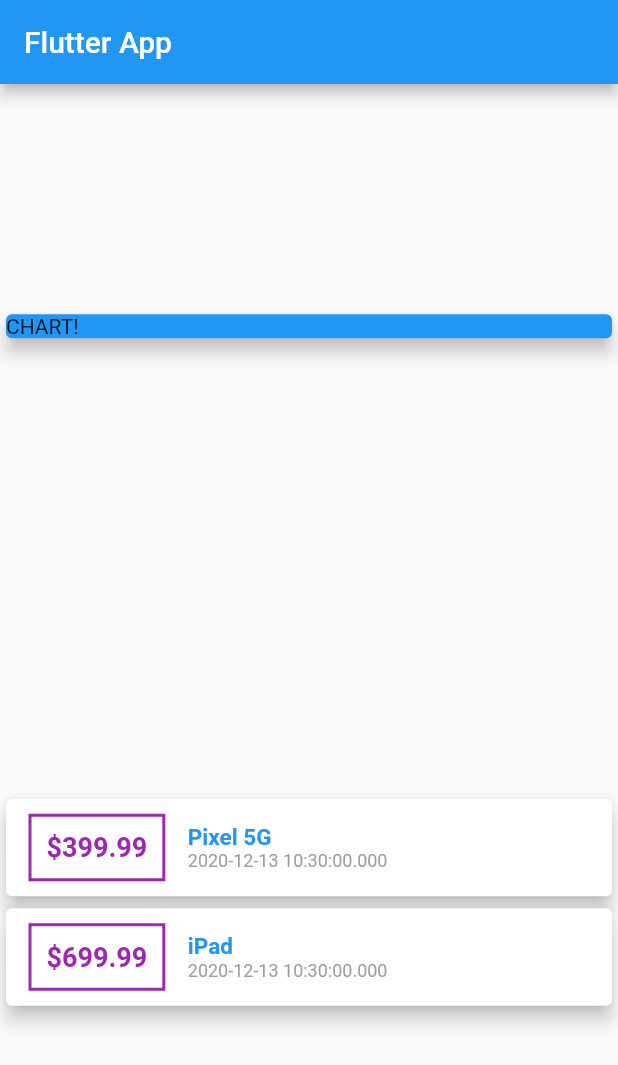
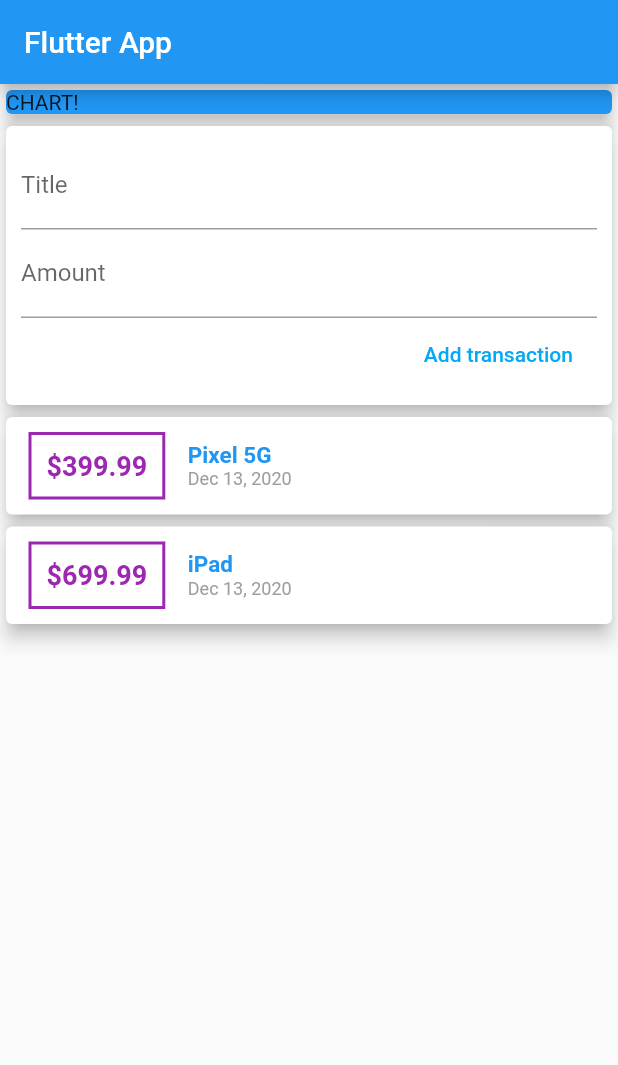
Before and after one commit to Flutteric/ExpensesApp, a Flutter app: the screen it shows after launch, on a phone screen of 412 x 824 dp. Shown: the top 1065 px of the screen. Run offline on Flutter 3.47's test engine with Material 2 defaults, Android fonts, the phone set to English and light mode, and no system bars.

Commit message:
Added text input widgets

```diff
--- a/lib/main.dart
+++ b/lib/main.dart
@@ -1,4 +1,5 @@
 import 'package:flutter/material.dart';
+import 'package:intl/intl.dart';
 import './transaction.dart';
 
 void main() => runApp(MyApp());
@@ -27,7 +28,7 @@ class MyHomePage extends StatelessWidget {
         title: Text('Flutter App'),
       ),
       body: Column(
-        mainAxisAlignment: MainAxisAlignment.spaceAround,
+        // mainAxisAlignment: MainAxisAlignment.spaceAround,
         crossAxisAlignment: CrossAxisAlignment.center,
         children: <Widget>[
           Container(
@@ -36,6 +37,28 @@ class MyHomePage extends StatelessWidget {
               color: Colors.blue,
               child: Text('CHART!'),
               elevation: 5,
+            ),
+          ),
+          Card(
+            elevation: 5,
+            child: Container(
+              padding: EdgeInsets.all(10),
+              child: Column(
+                crossAxisAlignment: CrossAxisAlignment.end,
+                children: <Widget>[
+                  TextField(
+                    decoration: InputDecoration(labelText: 'Title'),
+                  ),
+                  TextField(
+                    decoration: InputDecoration(labelText: 'Amount'),
+                  ),
+                  FlatButton(
+                    onPressed: () {},
+                    child: Text('Add transaction'),
+                    textColor: Colors.lightBlue,
+                  )
+                ],
+              ),
             ),
           ),
           Column(
@@ -68,7 +91,7 @@ class MyHomePage extends StatelessWidget {
                             color: Colors.blue),
                       ),
                       Text(
-                        tx.date.toString(),
+                        DateFormat.yMMMd().format(tx.date),
                         style: TextStyle(
                             fontWeight: FontWeight.normal,
                             fontSize: 12,
--- a/pubspec.yaml
+++ b/pubspec.yaml
@@ -3,7 +3,7 @@ description: A new Flutter project.
 
 # The following line prevents the package from being accidentally published to
 # pub.dev using `pub publish`. This is preferred for private packages.
-publish_to: 'none' # Remove this line if you wish to publish to pub.dev
+publish_to: "none" # Remove this line if you wish to publish to pub.dev
 
 # The following defines the version and build number for your application.
 # A version number is three numbers separated by dots, like 1.2.43
@@ -23,7 +23,7 @@ environment:
 dependencies:
   flutter:
     sdk: flutter
-
+  intl: ^0.16.1
 
   # The following adds the Cupertino Icons font to your application.
   # Use with the CupertinoIcons class for iOS style icons.
@@ -38,7 +38,6 @@ dev_dependencies:
 
 # The following section is specific to Flutter.
 flutter:
-
   # The following line ensures that the Material Icons font is
   # included with your application, so that you can use the icons in
   # the material Icons class.
```
Also changed, not shown: pubspec.lock.
